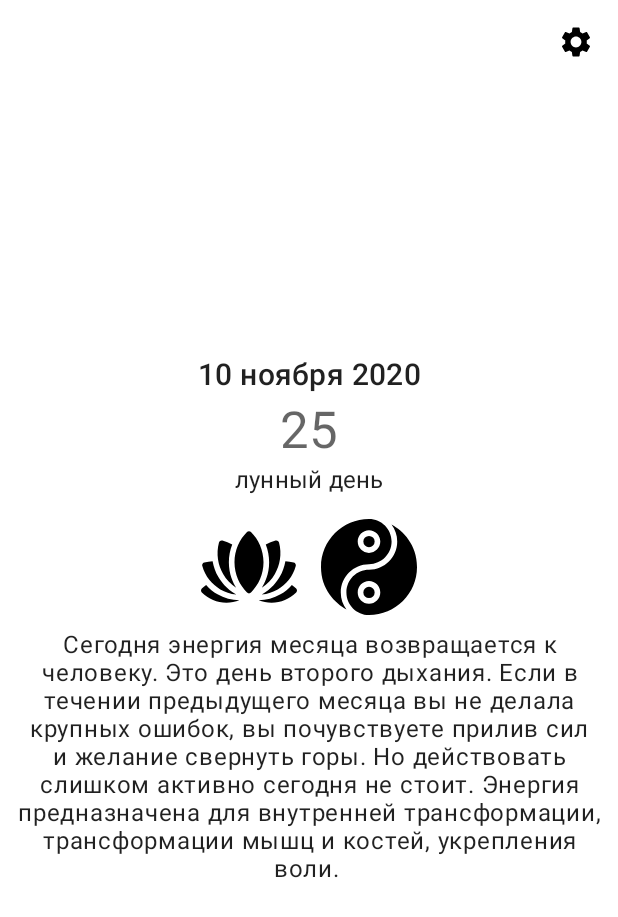
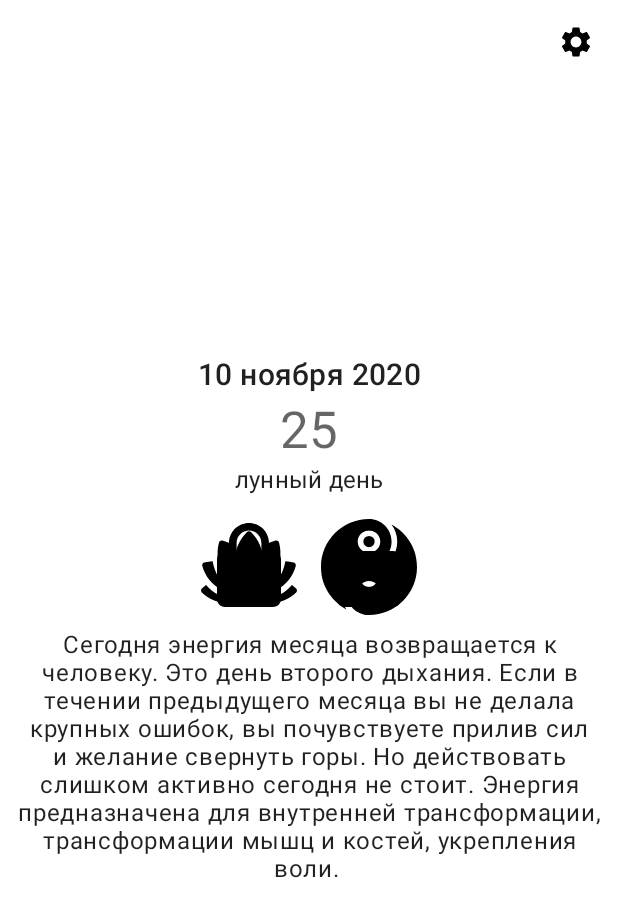
Before and after one commit to GreyImediary/MoonApp, an Android app: the layout main_screen_fragment.xml on its own in the app's theme, with its tools: preview values and no code run, on a phone screen of 412 x 824 dp. Shown: the top 917 px of the screen. Run offline under Robolectric (Android 15) with nearby library versions, the phone set to English and light mode, and no system bars.

Commit message:
add paid lock for meditation icons

```diff
--- a/app/src/main/java/com/example/moonapp/constants/prefConstants.kt
+++ b/app/src/main/java/com/example/moonapp/constants/prefConstants.kt
@@ -2,3 +2,8 @@ package com.example.moonapp.constants
 
 const val PREF_USER_NAME = "PREF_USER_NAME"
 const val PREF_USER_PASS = "PREF_USER_PASS"
+const val PREF_IS_PAID = "PREF_IS_PAID"
+
+
+const val paidLogin = "paidlogin"
+const val paidPass = "paidpass"
--- /dev/null
+++ b/app/src/main/res/drawable/ic_lock.xml
@@ -0,0 +1,10 @@
+<vector xmlns:android="http://schemas.android.com/apk/res/android"
+    android:width="24dp"
+    android:height="24dp"
+    android:viewportWidth="24"
+    android:viewportHeight="24"
+    android:tint="?attr/colorControlNormal">
+  <path
+      android:fillColor="@android:color/white"
+      android:pathData="M18,8h-1L17,6c0,-2.76 -2.24,-5 -5,-5S7,3.24 7,6v2L6,8c-1.1,0 -2,0.9 -2,2v10c0,1.1 0.9,2 2,2h12c1.1,0 2,-0.9 2,-2L20,10c0,-1.1 -0.9,-2 -2,-2zM12,17c-1.1,0 -2,-0.9 -2,-2s0.9,-2 2,-2 2,0.9 2,2 -0.9,2 -2,2zM15.1,8L8.9,8L8.9,6c0,-1.71 1.39,-3.1 3.1,-3.1 1.71,0 3.1,1.39 3.1,3.1v2z"/>
+</vector>
--- a/app/src/main/res/layout/main_screen_fragment.xml
+++ b/app/src/main/res/layout/main_screen_fragment.xml
@@ -1,5 +1,6 @@
 <?xml version="1.0" encoding="utf-8"?>
 <androidx.swiperefreshlayout.widget.SwipeRefreshLayout xmlns:android="http://schemas.android.com/apk/res/android"
+    xmlns:app="http://schemas.android.com/apk/res-auto"
     android:layout_width="match_parent"
     android:layout_height="match_parent">
 
@@ -62,6 +63,18 @@
             app:layout_constraintTop_toBottomOf="@id/moon_day" />
 
         <ImageView
+            android:id="@+id/meditation_1_lock"
+            android:layout_width="@dimen/meditation_icon_size"
+            android:layout_height="@dimen/meditation_icon_size"
+            app:layout_constraintTop_toTopOf="@id/meditation_1"
+            app:layout_constraintBottom_toBottomOf="@id/meditation_1"
+            app:layout_constraintStart_toStartOf="@id/meditation_1"
+            android:src="@drawable/ic_lock"
+            app:layout_constraintEnd_toEndOf="@id/meditation_1"
+            app:tint="?attr/iconTint" />
+
+
+        <ImageView
             android:id="@+id/meditation_1"
             android:layout_width="@dimen/meditation_icon_size"
             android:layout_height="@dimen/meditation_icon_size"
@@ -75,6 +88,8 @@
             app:layout_constraintTop_toBottomOf="@id/moon_day_desc"
             app:tint="?attr/iconTint" />
 
+
+
         <ImageView
             android:id="@+id/meditation_2"
             android:layout_width="@dimen/meditation_icon_size"
@@ -85,6 +100,18 @@
             android:layout_marginTop="@dimen/large_margin"
             app:layout_constraintTop_toBottomOf="@id/moon_day_desc"
             app:tint="?attr/iconTint" />
+
+        <ImageView
+            android:id="@+id/meditation_2_lock"
+            android:layout_width="@dimen/meditation_icon_size"
+            android:layout_height="@dimen/meditation_icon_size"
+            app:layout_constraintTop_toTopOf="@id/meditation_2"
+            app:layout_constraintBottom_toBottomOf="@id/meditation_2"
+            app:layout_constraintStart_toStartOf="@id/meditation_2"
+            android:src="@drawable/ic_lock"
+            app:layout_constraintEnd_toEndOf="@id/meditation_2"
+            app:tint="?attr/iconTint" />
+
 
         <TextView
             android:id="@+id/moon_day_text"
```
Also changed, not shown: app/src/main/java/com/example/moonapp/ui/MainScreenFragment.kt (+22 -9 lines), app/src/main/java/com/example/moonapp/ui/SignInFragment.kt (+19 -5 lines).
